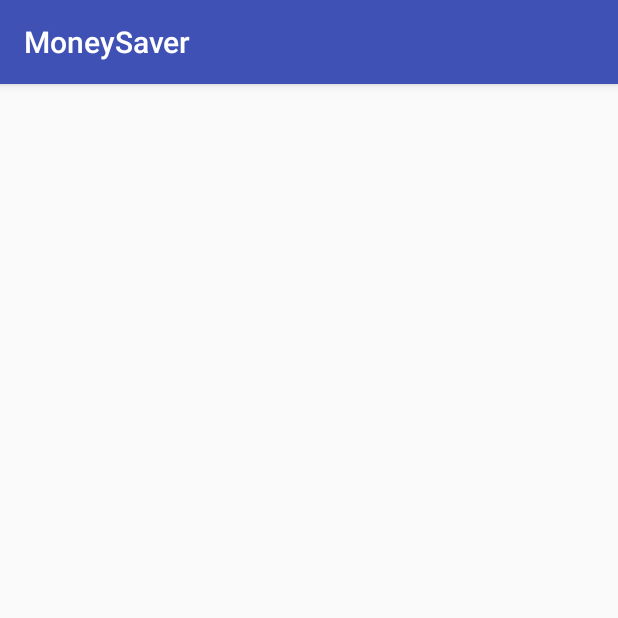
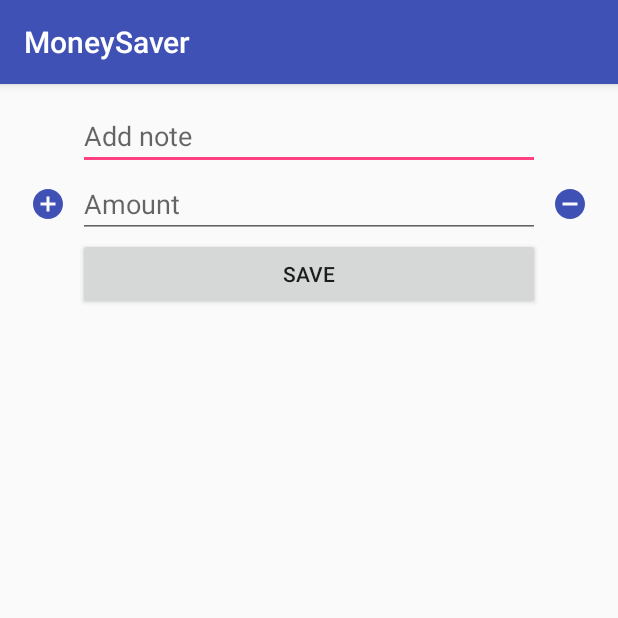
Before and after one commit to thenracker/moneysaver, an Android app: the screen it shows after launch (MainActivity), on a phone screen of 412 x 824 dp, the top half of it. Run offline under Robolectric (Android 15) with nearby library versions, the phone set to English and light mode, and no system bars; libraries missing offline, so code that uses them is left out: com.raizlabs.android; 2 statements that could not run were skipped.

```diff
--- a/app/src/main/res/drawable-nodpi/baseline_add_circle_24px.xml
+++ b/app/src/main/res/drawable-nodpi/baseline_add_circle_24px.xml
@@ -1,4 +1,10 @@
 <?xml version="1.0" encoding="utf-8"?>
-<selector xmlns:android="http://schemas.android.com/apk/res/android">
-
-</selector>
+<vector xmlns:android="http://schemas.android.com/apk/res/android"
+    android:viewportWidth="24"
+    android:viewportHeight="24"
+    android:width="24dp"
+    android:height="24dp">
+    <path
+        android:pathData="M12 2C6.48 2 2 6.48 2 12 2 17.52 6.48 22 12 22 17.52 22 22 17.52 22 12 22 6.48 17.52 2 12 2Zm5 11l-4 0 0 4 -2 0 0 -4 -4 0 0 -2 4 0 0 -4 2 0 0 4 4 0 0 2z"
+        android:fillColor="#000000" />
+</vector>
--- a/app/src/main/res/drawable-nodpi/baseline_remove_circle_24px.xml
+++ b/app/src/main/res/drawable-nodpi/baseline_remove_circle_24px.xml
@@ -1,4 +1,10 @@
 <?xml version="1.0" encoding="utf-8"?>
-<selector xmlns:android="http://schemas.android.com/apk/res/android">
-
-</selector>
+<vector xmlns:android="http://schemas.android.com/apk/res/android"
+    android:viewportWidth="24"
+    android:viewportHeight="24"
+    android:width="24dp"
+    android:height="24dp">
+    <path
+        android:pathData="M12 2C6.48 2 2 6.48 2 12 2 17.52 6.48 22 12 22 17.52 22 22 17.52 22 12 22 6.48 17.52 2 12 2Zm5 11l-10 0 0 -2 10 0 0 2z"
+        android:fillColor="#000000" />
+</vector>
--- a/app/src/main/res/layout/fragmenet_main.xml
+++ b/app/src/main/res/layout/fragmenet_main.xml
@@ -1,9 +1,57 @@
 <?xml version="1.0" encoding="utf-8"?>
 <LinearLayout xmlns:android="http://schemas.android.com/apk/res/android"
-    android:orientation="vertical" android:layout_width="match_parent"
-    android:layout_height="match_parent">
+    android:layout_width="match_parent"
+    android:layout_height="match_parent"
+    android:orientation="vertical"
+    android:padding="12dp">
 
-    <!-- todo tlačítka a edit texty -->
+    <EditText
+        android:id="@+id/noteEditExt"
+        android:layout_width="match_parent"
+        android:layout_height="wrap_content"
+        android:layout_marginLeft="40dp"
+        android:layout_marginRight="40dp"
+        android:hint="@string/add_note"
+        android:inputType="textCapSentences" />
+
+    <LinearLayout
+        android:layout_width="match_parent"
+        android:layout_height="wrap_content"
+        android:gravity="center"
+        android:orientation="horizontal">
+
+        <ImageButton
+            android:layout_width="40dp"
+            android:layout_height="40dp"
+            android:background="?selectableItemBackground"
+            android:src="@drawable/baseline_add_circle_24px"
+            android:tint="@color/colorPrimary" />
+
+
+        <EditText
+            android:id="@+id/ammountEditText"
+            android:layout_width="0dp"
+            android:layout_height="wrap_content"
+            android:layout_weight="1"
+            android:hint="@string/amount"
+            android:inputType="number" />
+
+        <ImageButton
+            android:layout_width="40dp"
+            android:layout_height="40dp"
+            android:background="?selectableItemBackground"
+            android:src="@drawable/baseline_remove_circle_24px"
+            android:tint="@color/colorPrimary" />
+
+    </LinearLayout>
+
+    <Button
+        android:id="@+id/saveButton"
+        android:layout_width="match_parent"
+        android:layout_height="wrap_content"
+        android:layout_marginLeft="40dp"
+        android:layout_marginRight="40dp"
+        android:text="@string/save" />
 
     <android.support.v7.widget.RecyclerView
         android:id="@+id/recyclerView"
--- a/app/src/main/res/values/strings.xml
+++ b/app/src/main/res/values/strings.xml
@@ -1,3 +1,6 @@
 <resources>
     <string name="app_name">MoneySaver</string>
+    <string name="save">Save</string>
+    <string name="add_note">Add note</string>
+    <string name="amount">Amount</string>
 </resources>
```
